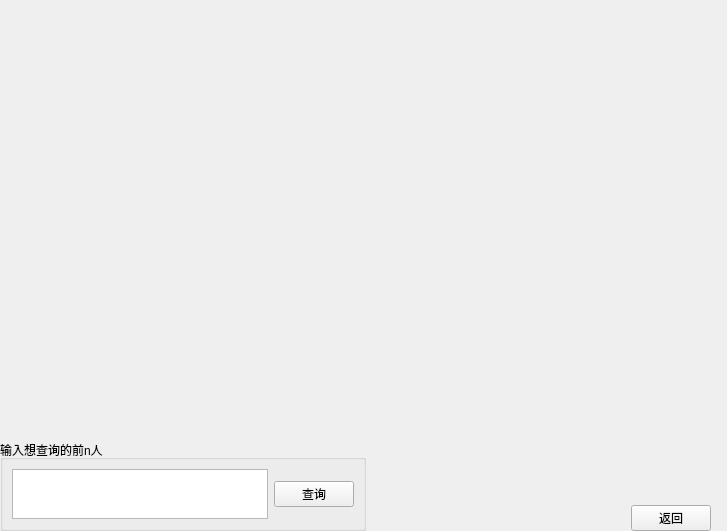
The window that form/ranking.ui (AyanMR/homework1) describes before a commit, drawn with Qt 5.
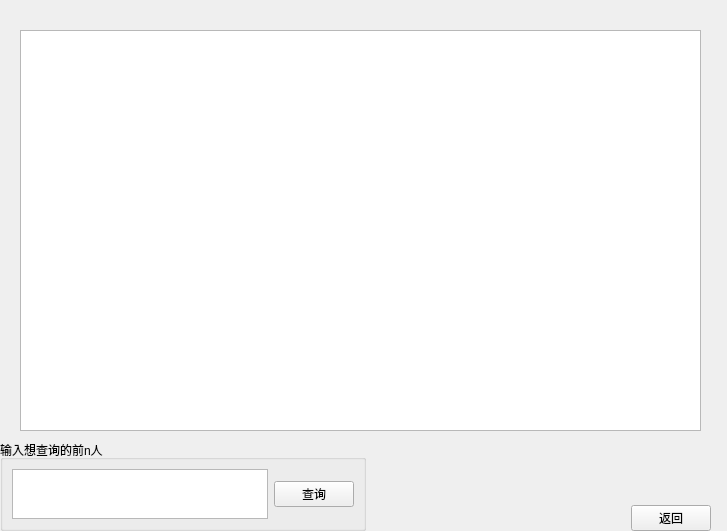
The same window after the commit.

The edit to the form file:
```diff
--- a/form/ranking.ui
+++ b/form/ranking.ui
@@ -92,6 +92,16 @@
     </item>
    </layout>
   </widget>
+  <widget class="QTableView" name="tableView">
+   <property name="geometry">
+    <rect>
+     <x>20</x>
+     <y>30</y>
+     <width>681</width>
+     <height>401</height>
+    </rect>
+   </property>
+  </widget>
  </widget>
  <resources/>
  <connections/>
```
